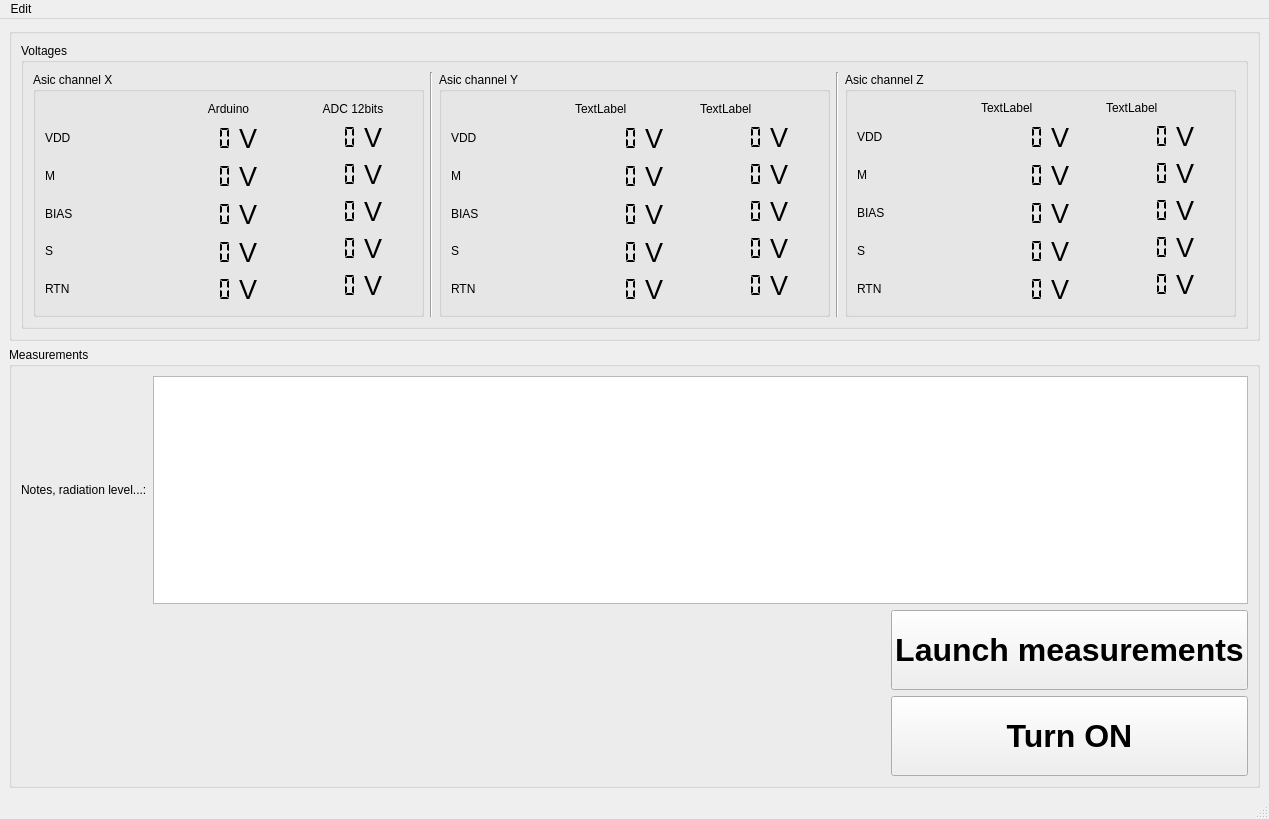
NadjB/Juice_SCM_GSE, file designer/mainwindow.ui: the form before one commit.
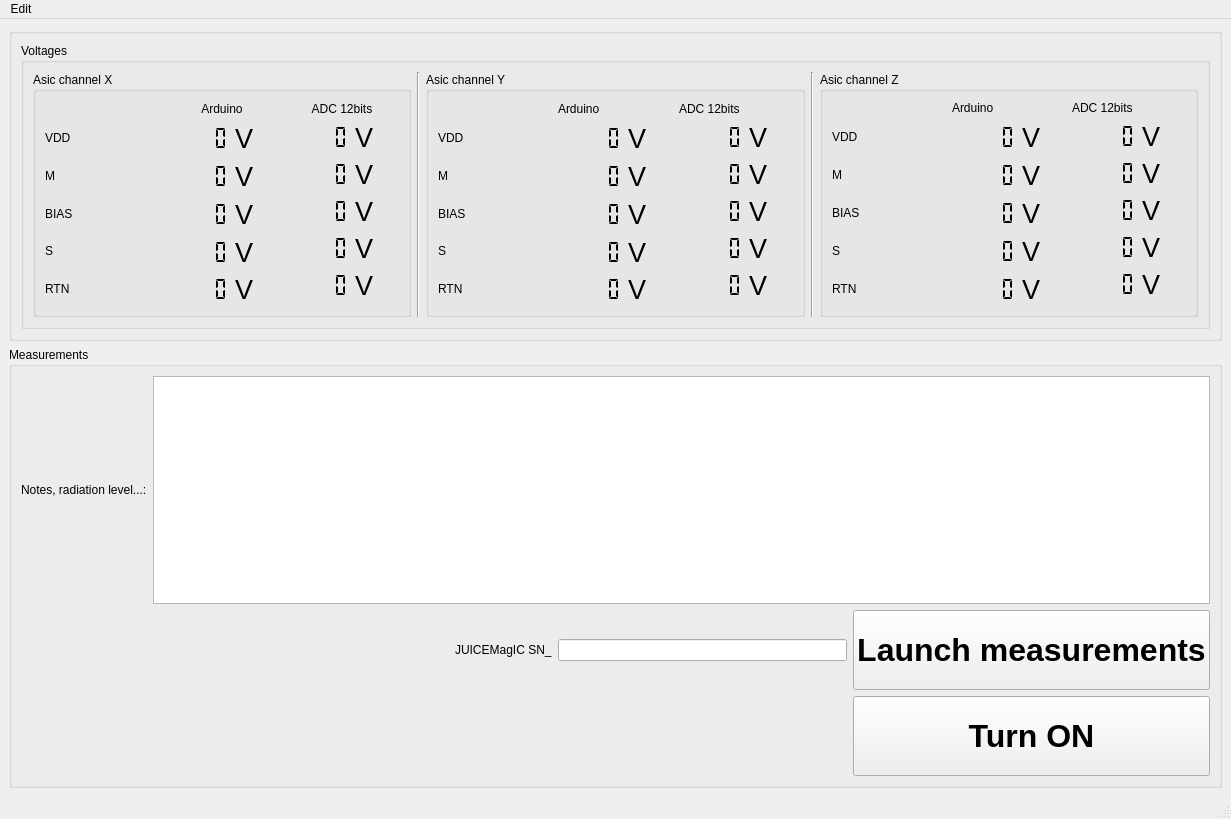
The form after the commit. Icons and pictures are not drawn.

```diff
--- a/designer/mainwindow.ui
+++ b/designer/mainwindow.ui
@@ -6,7 +6,7 @@
    <rect>
     <x>0</x>
     <y>0</y>
-    <width>1269</width>
+    <width>1231</width>
     <height>819</height>
    </rect>
   </property>
@@ -229,7 +229,7 @@
              <item row="0" column="1">
               <widget class="QLabel" name="label_45">
                <property name="text">
-                <string>TextLabel</string>
+                <string>Arduino</string>
                </property>
               </widget>
              </item>
@@ -359,7 +359,7 @@
              <item row="0" column="2">
               <widget class="QLabel" name="label_51">
                <property name="text">
-                <string>TextLabel</string>
+                <string>ADC 12bits</string>
                </property>
               </widget>
              </item>
@@ -672,14 +672,14 @@
              <item row="0" column="4">
               <widget class="QLabel" name="label_44">
                <property name="text">
-                <string>TextLabel</string>
+                <string>ADC 12bits</string>
                </property>
               </widget>
              </item>
              <item row="0" column="3">
               <widget class="QLabel" name="label_43">
                <property name="text">
-                <string>TextLabel</string>
+                <string>Arduino</string>
                </property>
               </widget>
              </item>
@@ -1057,7 +1057,33 @@
        <string>Measurements</string>
       </property>
       <layout class="QGridLayout" name="gridLayout_3">
-       <item row="1" column="3">
+       <item row="1" column="4">
+        <widget class="QLineEdit" name="asicSN"/>
+       </item>
+       <item row="0" column="1" colspan="5">
+        <widget class="QTextEdit" name="notes"/>
+       </item>
+       <item row="2" column="5">
+        <widget class="QPushButton" name="power_button">
+         <property name="minimumSize">
+          <size>
+           <width>0</width>
+           <height>80</height>
+          </size>
+         </property>
+         <property name="font">
+          <font>
+           <pointsize>24</pointsize>
+           <weight>75</weight>
+           <bold>true</bold>
+          </font>
+         </property>
+         <property name="text">
+          <string>Turn ON</string>
+         </property>
+        </widget>
+       </item>
+       <item row="1" column="5">
         <widget class="QPushButton" name="Launch_Measurements">
          <property name="minimumSize">
           <size>
@@ -1097,29 +1123,13 @@
          </property>
         </widget>
        </item>
-       <item row="2" column="3">
-        <widget class="QPushButton" name="power_button">
-         <property name="minimumSize">
-          <size>
-           <width>0</width>
-           <height>80</height>
-          </size>
-         </property>
-         <property name="font">
-          <font>
-           <pointsize>24</pointsize>
-           <weight>75</weight>
-           <bold>true</bold>
-          </font>
-         </property>
+       <item row="1" column="3">
+        <widget class="QLabel" name="label_52">
          <property name="text">
-          <string>Turn ON</string>
+          <string>JUICEMagIC SN_</string>
          </property>
         </widget>
        </item>
-       <item row="0" column="1" colspan="3">
-        <widget class="QTextEdit" name="notes"/>
-       </item>
       </layout>
      </widget>
     </item>
@@ -1130,7 +1140,7 @@
     <rect>
      <x>0</x>
      <y>0</y>
-     <width>1269</width>
+     <width>1231</width>
      <height>29</height>
     </rect>
    </property>
```
